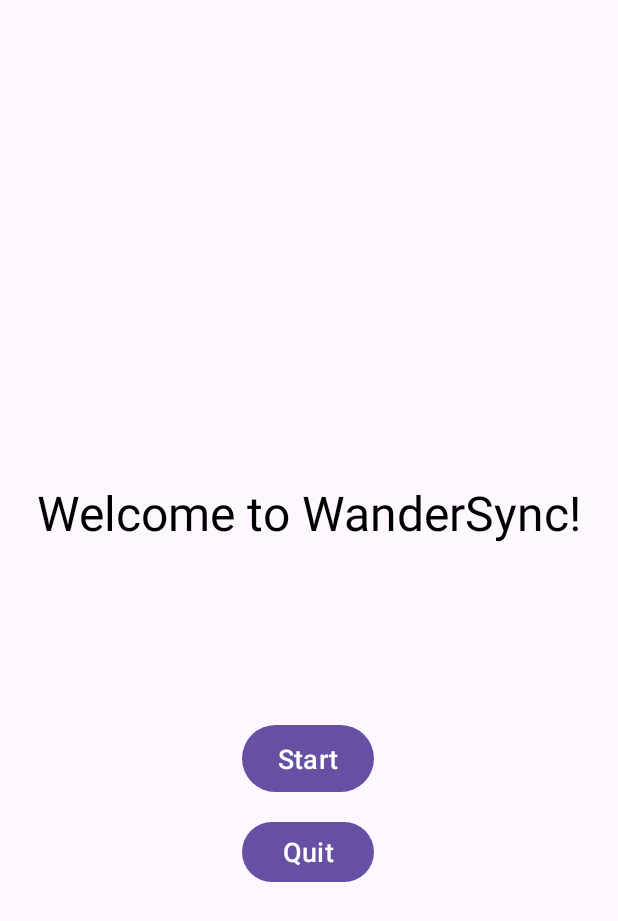
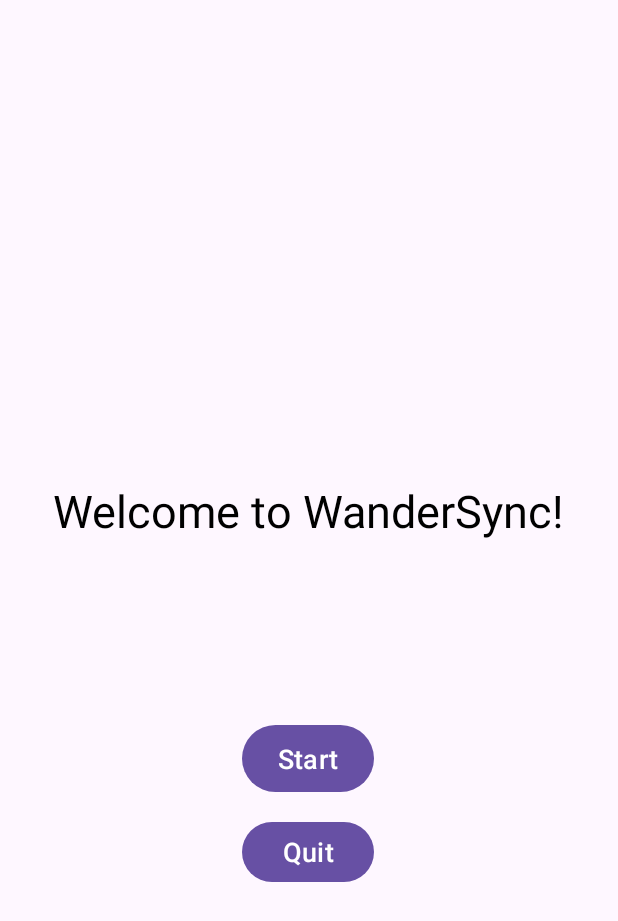
Before and after one commit to tnittala/CS2340C_Team15, an Android app: the screen it shows after launch (MainActivity), on a phone screen of 412 x 824 dp. Shown: the top 921 px of the screen. Run offline under Robolectric (Android 15) with nearby library versions, the phone set to English and light mode, and no system bars.

Commit message:
changed title font size

```diff
--- a/Project/2340Project/app/src/main/res/layout/activity_main.xml
+++ b/Project/2340Project/app/src/main/res/layout/activity_main.xml
@@ -14,7 +14,7 @@
         android:layout_marginTop="320dp"
         android:text="Welcome to WanderSync!"
         android:textColor="#000000"
-        android:textSize="32sp"
+        android:textSize="30sp"
         app:layout_constraintEnd_toEndOf="parent"
         app:layout_constraintStart_toStartOf="parent"
         app:layout_constraintTop_toTopOf="parent" />
```
